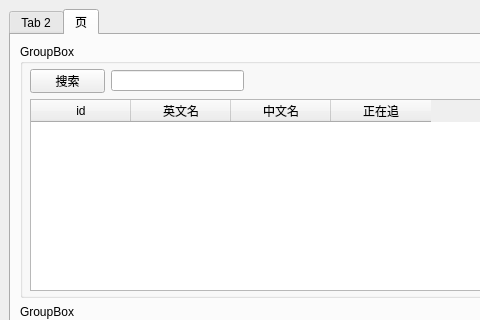
Qt form ui_sprawl.ui (xuyuliang/sprawl) before a commit; both pictures show x 0 to 480 and y 0 to 320 of the 800 by 600 pixel window.
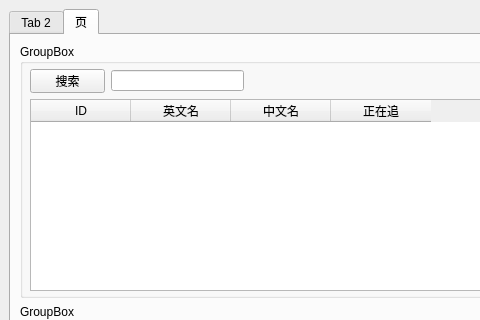
The same form after that commit.

Commit message: 0614 下午5点

Diff of the .ui file:
```diff
--- a/ui_sprawl.ui
+++ b/ui_sprawl.ui
@@ -96,7 +96,7 @@
            </property>
            <column>
             <property name="text">
-             <string>id</string>
+             <string>ID</string>
             </property>
            </column>
            <column>
```
The commit also changes 2 other files.
